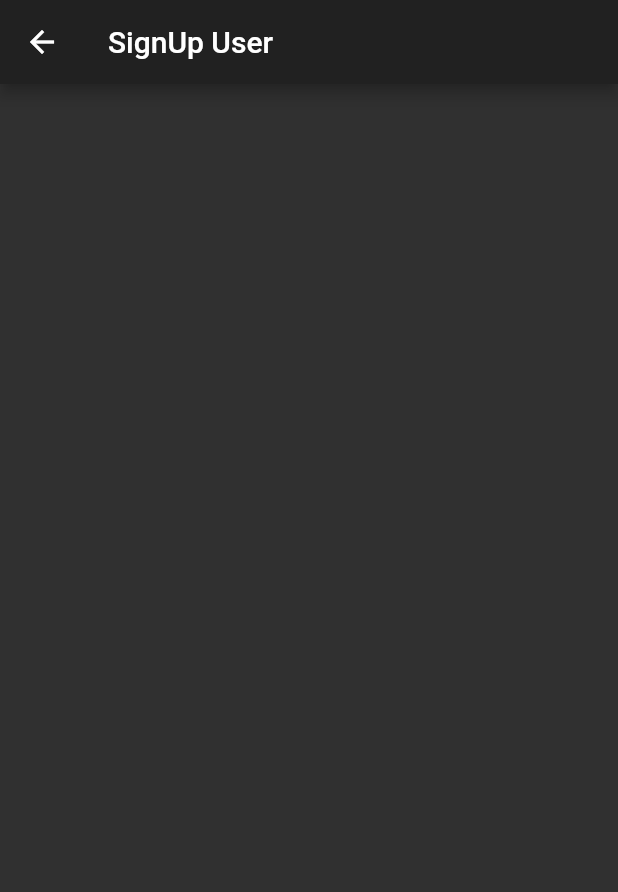
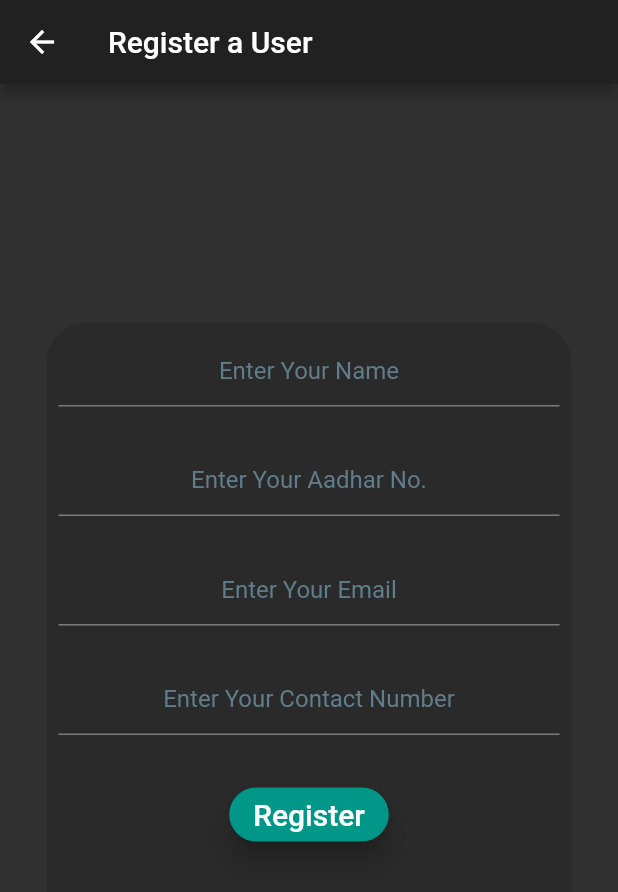
Before and after one commit to abhirup-deb/Policy_Selector, a Flutter app: the User_Signup screen opened by its route, on a phone screen of 412 x 824 dp. Shown: the top 892 px of the screen. Run offline on Flutter 3.47's test engine with Material 2 defaults, Android fonts, the light colour scheme and no system bars; missing offline and left inert: flutter_otp.

Commit message:
User Signup Modified

```diff
--- a/lib/screens/C_Signup.dart
+++ b/lib/screens/C_Signup.dart
@@ -1,4 +1,5 @@
 import 'package:flutter/material.dart';
+
 
 class C_Signup extends StatefulWidget{
   static const String id = 'C_Signup';
@@ -9,6 +10,8 @@ class C_Signup extends StatefulWidget{
 class _C_SignupState extends State<C_Signup>{
   @override
   Widget build(BuildContext context) {
-    return Scaffold();
+    return Scaffold(
+
+    );
   }
 }
--- a/lib/screens/User_Signup.dart
+++ b/lib/screens/User_Signup.dart
@@ -1,4 +1,5 @@
 import 'package:flutter/material.dart';
+import 'package:policy_maker/screens/User_Signin.dart';
 
 class User_Signup extends StatefulWidget{
   static const String id = 'USignup';
@@ -9,6 +10,56 @@ class User_Signup extends StatefulWidget{
 class _User_SignupState extends State<User_Signup>{
   @override
   Widget build(BuildContext context) {
-    return Scaffold(appBar: AppBar(title: Text("SignUp User"),),);
+    return Scaffold(appBar: AppBar(title: Text("Register a User"),),
+    body: Center(
+      child: Container(
+          padding: EdgeInsets.all(8.0),
+          height: 450.0,
+          width: 350.0,
+          decoration: BoxDecoration(borderRadius: BorderRadius.circular(27.0),color: Colors.black12),
+          child: Center(
+            child: ListView(
+              children: <Widget>[
+                Container(height: 70.0,width:240.0,
+                    child: TextField(style: TextStyle(color: Colors.white70),textAlign: TextAlign.center,decoration: InputDecoration(
+                        hintText: 'Enter Your Name',hintStyle: TextStyle(color: Colors.blueGrey)
+                    ),)),
+                SizedBox(
+                  height: 3.0,
+                ),
+                Container(height: 70.0,width:240.0,
+                    child: TextField(style: TextStyle(color: Colors.white70),textAlign: TextAlign.center,decoration: InputDecoration(
+                        hintText: 'Enter Your Aadhar No.',hintStyle: TextStyle(color: Colors.blueGrey)
+                    ),)),
+                SizedBox(
+                  height: 3.0,
+                ),
+                Container(height: 70.0,width:240.0,
+                    child: TextField(style: TextStyle(color: Colors.white70),keyboardType: TextInputType.emailAddress,textAlign: TextAlign.center,decoration: InputDecoration(
+                        hintText: 'Enter Your Email',hintStyle: TextStyle(color: Colors.blueGrey)
+                    ),)),
+                SizedBox(
+                  height: 3.0,
+                ),
+                Container(height: 70.0,width:240.0,
+                    child: TextField(style: TextStyle(color: Colors.white70),textAlign: TextAlign.center,keyboardType: TextInputType.number,decoration: InputDecoration(
+                        hintText: 'Enter Your Contact Number',hintStyle: TextStyle(color: Colors.blueGrey,)
+                    ),)),
+                SizedBox(
+                  height: 3.0,
+                ),
+                SizedBox(height: 4.0,),
+                Center(
+                  child: RaisedButton(onPressed: (){
+                    Navigator.pushNamed(context,User_Signin.id);
+                  },
+                    child: Text('Register',style: TextStyle(fontSize: 20.0),),color: Colors.teal,elevation: 7.0,shape: RoundedRectangleBorder(borderRadius: BorderRadius.circular(38.0),),),
+                ),
+              ],
+            ),
+          ),
+        ),
+    ),
+    );
   }
 }
```
